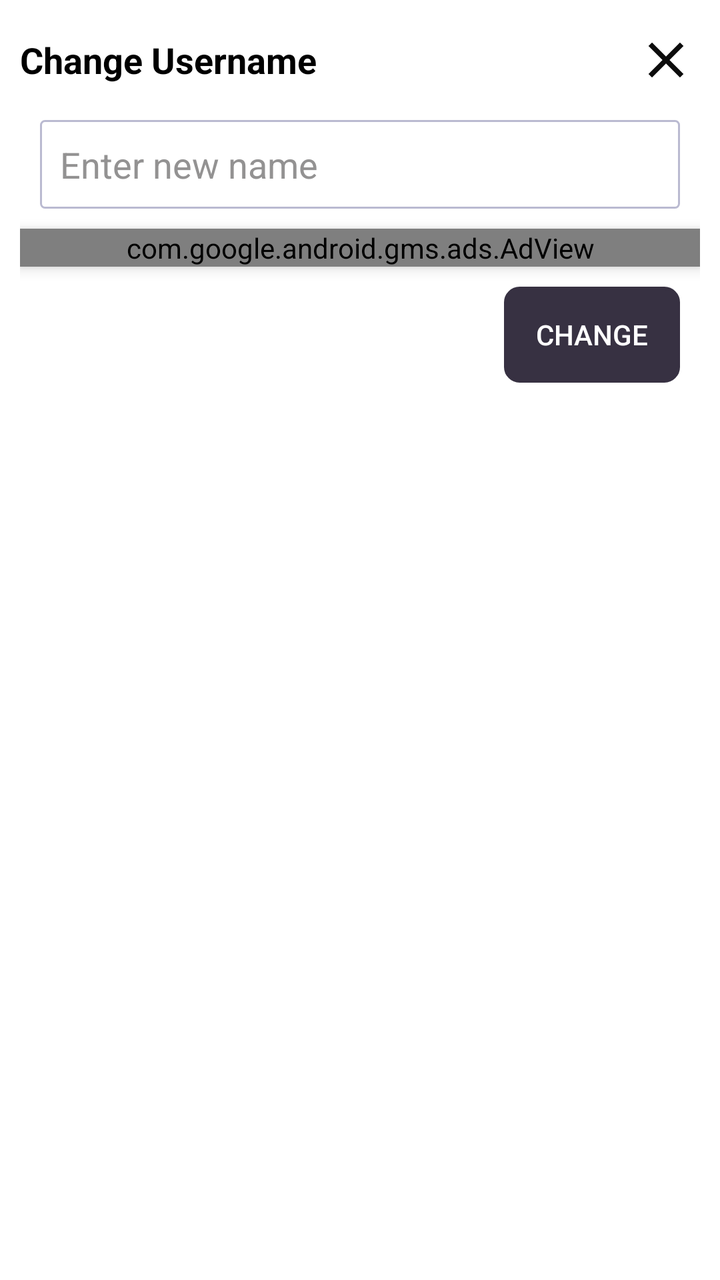
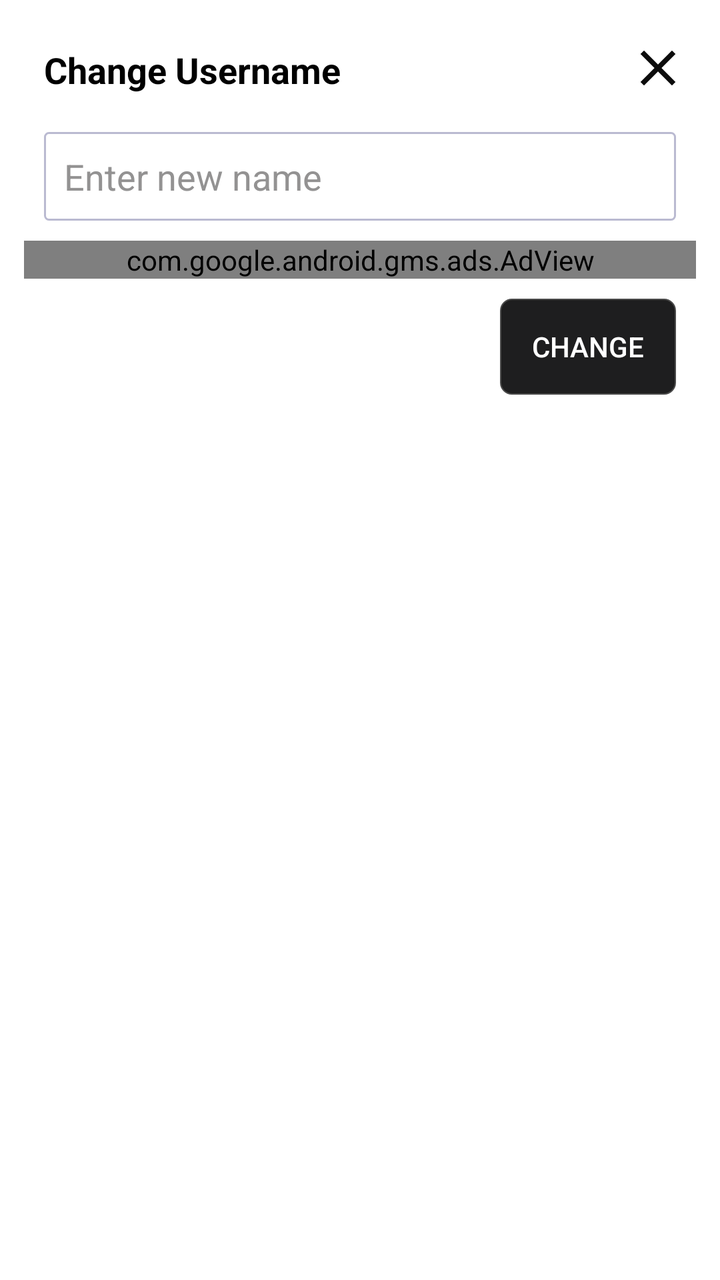

Compare the two renders of this Android layout. The source of the first and the diff that turns it into the second are given below.
<!-- AndroidManifest.xml: application theme Theme.HisaabCalculator -->
<!-- res/layout/change_namelayoutdesign.xml -->
<?xml version="1.0" encoding="utf-8"?>
<LinearLayout xmlns:android="http://schemas.android.com/apk/res/android"
    android:layout_width="match_parent"
    android:padding="10dp"
    android:background="@color/white"
    xmlns:ads="http://schemas.android.com/apk/res-auto"
    android:orientation="vertical"
    android:layout_height="wrap_content">
  <RelativeLayout
      android:layout_width="match_parent"
      android:layout_height="wrap_content"
      >
<TextView
    android:layout_width="wrap_content"
    android:layout_height="wrap_content"
    android:text="Change Username"
    android:textSize="18sp"
    android:textColor="@color/black"
    android:layout_centerVertical="true"
    android:textStyle="bold"
    />

      <ImageView
          android:id="@+id/changename_close"
          android:layout_width="30dp"
          android:layout_height="30dp"
          android:layout_alignParentEnd="true"
          android:layout_centerVertical="true"
          android:layout_marginStart="5dp"
          android:layout_marginTop="5dp"
          android:layout_marginEnd="2dp"
          android:layout_marginBottom="5dp"
          android:src="@drawable/baseline_close_24" />

  </RelativeLayout>
    <EditText
        android:layout_width="match_parent"
        android:layout_height="wrap_content"
        android:layout_margin="10dp"
        android:background="@drawable/rectangle_box"
        android:padding="10dp"
        android:id="@+id/changename_edit"
        android:textColor="@color/black"
        android:hint="Enter new name"
        android:textColorHint="@color/gray"
        />
  <com.google.android.gms.ads.AdView
      android:layout_width="match_parent"
      android:layout_height="wrap_content"
      android:id="@+id/adViewchangename"
      android:layout_gravity="bottom"
      android:elevation="4dp"
      ads:adSize="BANNER"

      android:background="#F4F4F4"
      ads:adUnitId="ca-app-pub-1079506490540577/7402312139"
      />
    <androidx.appcompat.widget.AppCompatButton
        android:layout_width="wrap_content"
        android:layout_height="wrap_content"
        android:text="Change"
        android:padding="10dp"
        android:background="@drawable/border"
        android:backgroundTint="@color/backgrounddark"
        android:layout_gravity="end"
        android:layout_margin="10dp"
        android:id="@+id/changename_but"
        />
</LinearLayout>
<!-- resources referenced by this layout -->
<resources>
  <color name="backgrounddark">#373142</color>
  <color name="black">#FF000000</color>
  <color name="gray">#939292</color>
  <color name="white">#FFFFFFFF</color>
  <!-- drawable baseline_close_24 (drawable) -->
  <vector android:height="24dp" android:tint="#0C0C0C"
      android:viewportHeight="24" android:viewportWidth="24"
      android:width="24dp" xmlns:android="http://schemas.android.com/apk/res/android">
      <path android:fillColor="@android:color/white" android:pathData="M19,6.41L17.59,5 12,10.59 6.41,5 5,6.41 10.59,12 5,17.59 6.41,19 12,13.41 17.59,19 19,17.59 13.41,12z"/>
  </vector>
  <!-- drawable border (drawable) -->
  <?xml version="1.0" encoding="utf-8"?>
  
  <shape xmlns:android="http://schemas.android.com/apk/res/android" android:shape="rectangle">
      <stroke
          android:color="#191919"
          android:width="1.8dp"
          />
  
      <corners
          android:radius="7dp"
          />
  
  </shape>
  <!-- drawable rectangle_box (drawable) -->
  <?xml version="1.0" encoding="utf-8"?>
  
  <shape xmlns:android="http://schemas.android.com/apk/res/android"  android:shape="rectangle">
  
      <corners android:radius="2dp"  />
      <stroke android:width="1dp"
          android:color="#BABAD1"/>
  </shape>
  <style name="Theme.HisaabCalculator" parent="Theme.MaterialComponents.DayNight.NoActionBar">
          
          <item name="colorPrimary">@color/purple_500</item>
          <item name="android:itemBackground">#2B2A2A</item>
          <item name="android:textColor">@color/white</item>
          <item name="android:insetTop">0dp</item>
          <item name="popupMenuBackground">@color/white</item>
          <item name="android:insetBottom">0dp</item>
          <item name="colorPrimaryVariant">@color/purple_700</item>
          <item name="colorOnPrimary">@color/white</item>
          
          <item name="colorSecondary">@color/itemdark</item>
          <item name="colorSecondaryVariant">@color/teal_700</item>
          <item name="colorOnSecondary">@color/black</item>
          
          <item name="android:statusBarColor" tools:targetApi="l">@color/backgrounddark</item>
          
      </style>
  <color name="purple_500">#6200EE</color>
  <color name="purple_700">#FF3700B3</color>
  <color name="itemdark">#FF03DAC5</color>
  <color name="teal_700">#FF018786</color>
</resources>

<!-- the commit's change to res/layout/change_namelayoutdesign.xml (unified diff, before → after) -->
@@ -1,13 +1,15 @@
 <?xml version="1.0" encoding="utf-8"?>
 <LinearLayout xmlns:android="http://schemas.android.com/apk/res/android"
     android:layout_width="match_parent"
-    android:padding="10dp"
-    android:background="@color/white"
+    android:padding="12dp"
+    android:backgroundTint="@color/white"
     xmlns:ads="http://schemas.android.com/apk/res-auto"
     android:orientation="vertical"
+    android:background="@drawable/loginbut"
     android:layout_height="wrap_content">
   <RelativeLayout
       android:layout_width="match_parent"
+      android:layout_margin="2dp"
       android:layout_height="wrap_content"
       >
 <TextView
@@ -15,6 +17,10 @@
     android:layout_height="wrap_content"
     android:text="Change Username"
     android:textSize="18sp"
+    android:paddingStart="8dp"
+    android:paddingEnd="0dp"
+    android:paddingTop="2dp"
+    android:paddingBottom="0dp"
     android:textColor="@color/black"
     android:layout_centerVertical="true"
     android:textStyle="bold"
@@ -40,6 +46,7 @@
         android:background="@drawable/rectangle_box"
         android:padding="10dp"
         android:id="@+id/changename_edit"
+        android:singleLine="true"
         android:textColor="@color/black"
         android:hint="Enter new name"
         android:textColorHint="@color/gray"
@@ -49,11 +56,9 @@
       android:layout_height="wrap_content"
       android:id="@+id/adViewchangename"
       android:layout_gravity="bottom"
-      android:elevation="4dp"
       ads:adSize="BANNER"
-
       android:background="#F4F4F4"
-      ads:adUnitId="ca-app-pub-1079506490540577/7402312139"
+      ads:adUnitId="@string/bannerid"
       />
     <androidx.appcompat.widget.AppCompatButton
         android:layout_width="wrap_content"
<!-- resource entries referenced after the edit -->
@@ -1,6 +1,6 @@
 <!-- resources referenced by this layout -->
 <resources>
-  <color name="backgrounddark">#373142</color>
+  <color name="backgrounddark"> #1E1E1F</color>
   <color name="black">#FF000000</color>
   <color name="gray">#939292</color>
   <color name="white">#FFFFFFFF</color>
@@ -15,13 +15,20 @@
   
   <shape xmlns:android="http://schemas.android.com/apk/res/android" android:shape="rectangle">
       <stroke
-          android:color="#191919"
-          android:width="1.8dp"
+          android:color="#CC605F5F"
+          android:width="1.2dp"
           />
   
       <corners
-          android:radius="7dp"
+          android:radius="5.2dp"
           />
+  
+  </shape>
+  <!-- drawable loginbut (drawable) -->
+  <?xml version="1.0" encoding="utf-8"?>
+  <shape xmlns:android="http://schemas.android.com/apk/res/android" android:shape="rectangle">
+      <solid android:color="@color/primarydark"/>
+      <corners android:radius="5dp"/>
   
   </shape>
   <!-- drawable rectangle_box (drawable) -->
@@ -29,13 +36,14 @@
   
   <shape xmlns:android="http://schemas.android.com/apk/res/android"  android:shape="rectangle">
   
-      <corners android:radius="2dp"  />
+      <corners android:radius="1.9dp"  />
       <stroke android:width="1dp"
           android:color="#BABAD1"/>
   </shape>
+  <string name="bannerid">ca-app-pub-6363323342247820/3625494200</string>
   <style name="Theme.HisaabCalculator" parent="Theme.MaterialComponents.DayNight.NoActionBar">
           
-          <item name="colorPrimary">@color/purple_500</item>
+          <item name="colorPrimary">@color/primarylight</item>
           <item name="android:itemBackground">#2B2A2A</item>
           <item name="android:textColor">@color/white</item>
           <item name="android:insetTop">0dp</item>
@@ -47,12 +55,15 @@
           <item name="colorSecondary">@color/itemdark</item>
           <item name="colorSecondaryVariant">@color/teal_700</item>
           <item name="colorOnSecondary">@color/black</item>
+          <item name="android:fitsSystemWindows">true</item>
+          <item name="android:windowFullscreen">false</item>
           
-          <item name="android:statusBarColor" tools:targetApi="l">@color/backgrounddark</item>
+          <item name="android:statusBarColor" tools:targetApi="l">@color/primarylight</item>
           
       </style>
-  <color name="purple_500">#6200EE</color>
-  <color name="purple_700">#FF3700B3</color>
+  <color name="primarydark">#5A4780</color>
+  <color name="primarylight">#5E368F</color>
+  <color name="purple_700">#E4E4E4</color>
   <color name="itemdark">#FF03DAC5</color>
   <color name="teal_700">#FF018786</color>
 </resources>
